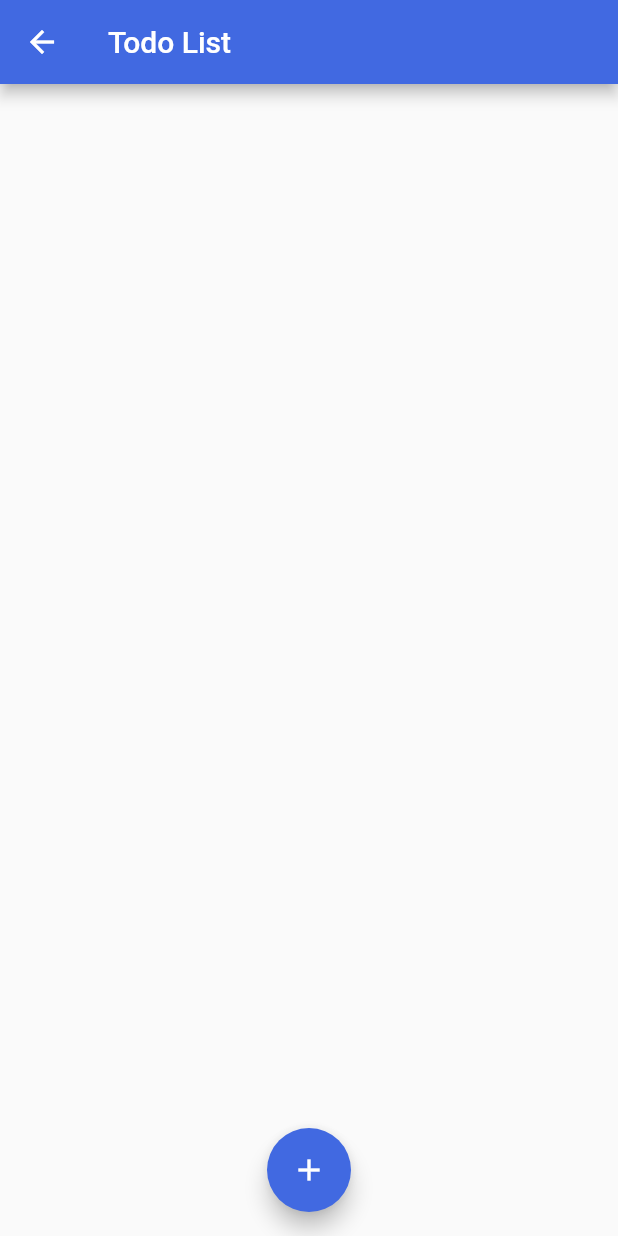
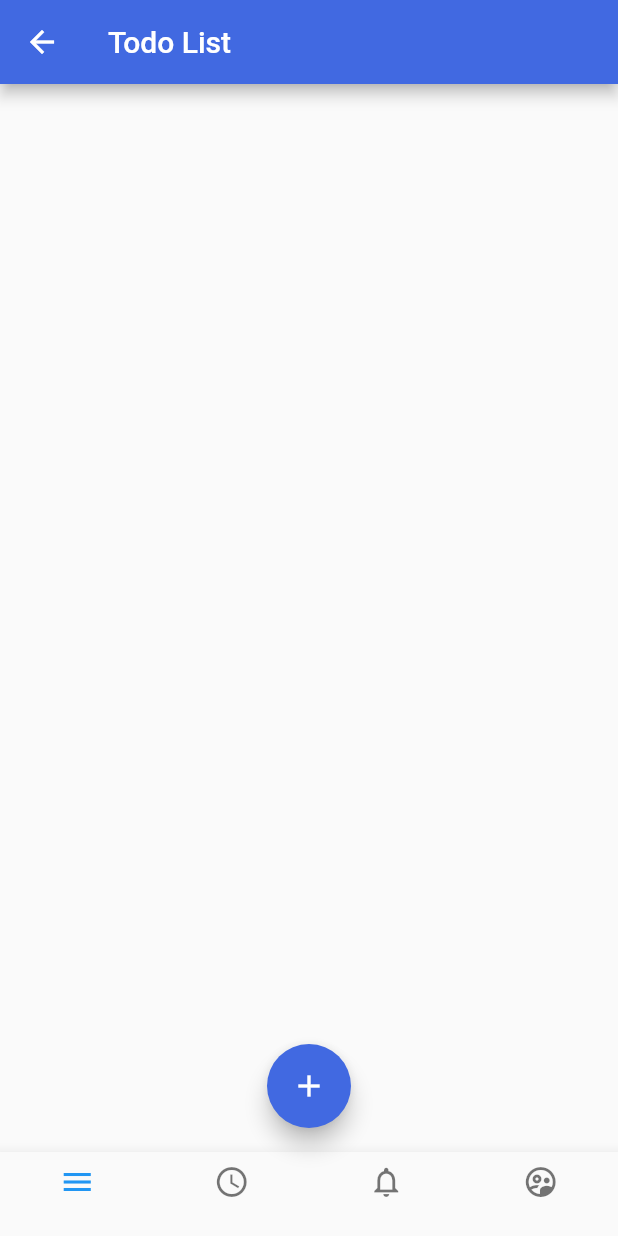
Before and after one commit to b-devera/flutter-todo-list, a Flutter app: the TodoList screen opened directly, on a phone screen of 412 x 824 dp. Run offline on Flutter 3.47's test engine with Material 2 defaults, Android fonts, the phone set to English and light mode, and no system bars; our stand-ins replace email_validator.

```diff
--- a/lib/main.dart
+++ b/lib/main.dart
@@ -66,6 +66,27 @@ class _TodoListState extends State<TodoList> {
           );
         }).toList(),
       ),
+      bottomNavigationBar: BottomNavigationBar(
+        type: BottomNavigationBarType.fixed,
+        items: const <BottomNavigationBarItem>[
+          BottomNavigationBarItem(
+            icon: Icon(Icons.menu),
+            label: '',
+          ),
+          BottomNavigationBarItem(
+            icon: Icon(Icons.access_time_outlined),
+            label: '',
+          ),
+          BottomNavigationBarItem(
+            icon: Icon(Icons.notifications_none),
+            label: '',
+          ),
+          BottomNavigationBarItem(
+            icon: Icon(Icons.supervised_user_circle_outlined),
+            label: '',
+          ),
+        ],
+      ),
       floatingActionButton: FloatingActionButton(
           backgroundColor: const Color(0xFF4169E1),
           onPressed: () => _displayDialog(),
```
